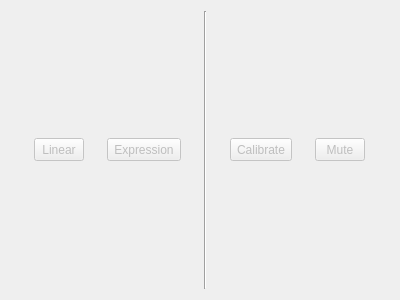
Qt form modeeditor.ui (malloch/mapperGUI-qt) before a commit.
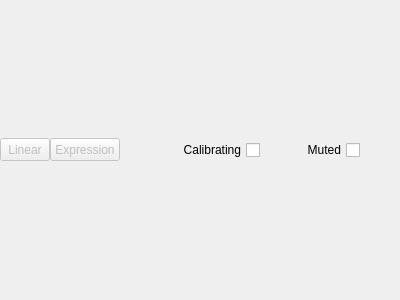
The same form after that commit.

Patch:
```diff
--- a/modeeditor.ui
+++ b/modeeditor.ui
@@ -23,6 +23,18 @@
    <property name="spacing">
     <number>0</number>
    </property>
+   <property name="leftMargin">
+    <number>0</number>
+   </property>
+   <property name="topMargin">
+    <number>0</number>
+   </property>
+   <property name="rightMargin">
+    <number>0</number>
+   </property>
+   <property name="bottomMargin">
+    <number>0</number>
+   </property>
    <item>
     <widget class="QToolButton" name="modeButtonBypass_3">
      <property name="enabled">
@@ -68,56 +80,72 @@
     </widget>
    </item>
    <item>
-    <widget class="Line" name="line">
+    <spacer name="horizontalSpacer_2">
      <property name="orientation">
-      <enum>Qt::Vertical</enum>
+      <enum>Qt::Horizontal</enum>
      </property>
-    </widget>
+     <property name="sizeType">
+      <enum>QSizePolicy::Fixed</enum>
+     </property>
+     <property name="sizeHint" stdset="0">
+      <size>
+       <width>40</width>
+       <height>20</height>
+      </size>
+     </property>
+    </spacer>
    </item>
    <item>
-    <widget class="QToolButton" name="modeButtonBypass_2">
-     <property name="enabled">
-      <bool>false</bool>
-     </property>
+    <widget class="QCheckBox" name="checkBoxCalibrating">
      <property name="sizePolicy">
       <sizepolicy hsizetype="Fixed" vsizetype="Fixed">
-       <horstretch>20</horstretch>
+       <horstretch>0</horstretch>
        <verstretch>0</verstretch>
       </sizepolicy>
      </property>
      <property name="minimumSize">
       <size>
-       <width>50</width>
-       <height>23</height>
+       <width>100</width>
+       <height>0</height>
       </size>
      </property>
+     <property name="layoutDirection">
+      <enum>Qt::RightToLeft</enum>
+     </property>
      <property name="text">
-      <string>Calibrate</string>
+      <string>Calibrating</string>
      </property>
     </widget>
    </item>
    <item>
-    <widget class="QToolButton" name="modeButtonBypass">
-     <property name="enabled">
-      <bool>false</bool>
-     </property>
-     <property name="sizePolicy">
-      <sizepolicy hsizetype="Fixed" vsizetype="Fixed">
-       <horstretch>20</horstretch>
-       <verstretch>0</verstretch>
-      </sizepolicy>
-     </property>
+    <widget class="QCheckBox" name="checkBoxMuted">
      <property name="minimumSize">
       <size>
-       <width>50</width>
-       <height>23</height>
+       <width>100</width>
+       <height>0</height>
       </size>
      </property>
+     <property name="layoutDirection">
+      <enum>Qt::RightToLeft</enum>
+     </property>
      <property name="text">
-      <string>Mute</string>
+      <string>Muted</string>
      </property>
     </widget>
    </item>
+   <item>
+    <spacer name="horizontalSpacer">
+     <property name="orientation">
+      <enum>Qt::Horizontal</enum>
+     </property>
+     <property name="sizeHint" stdset="0">
+      <size>
+       <width>40</width>
+       <height>20</height>
+      </size>
+     </property>
+    </spacer>
+   </item>
   </layout>
  </widget>
  <resources/>
```
Left out of the diff: 4 changed lines with no effect on the pictures.
